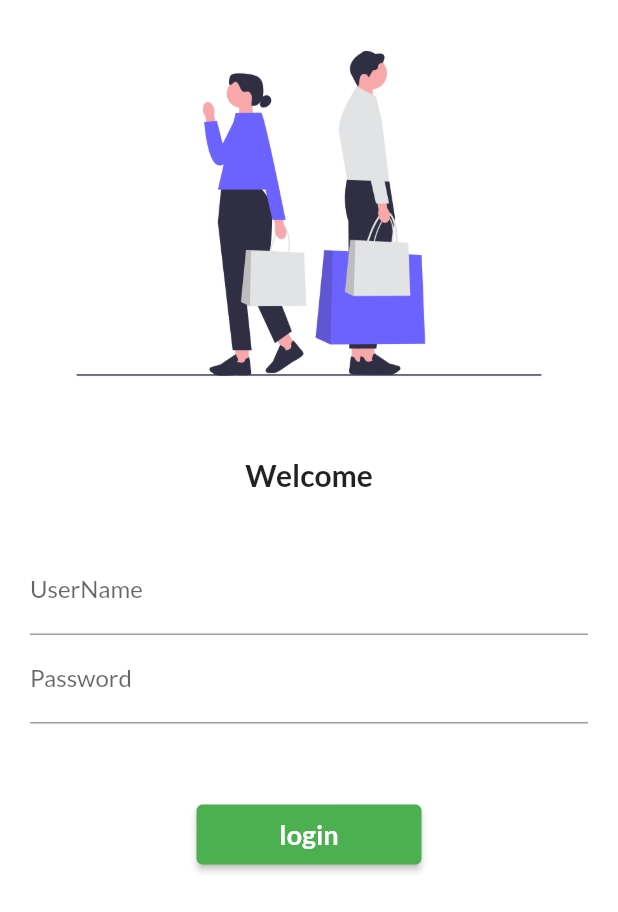
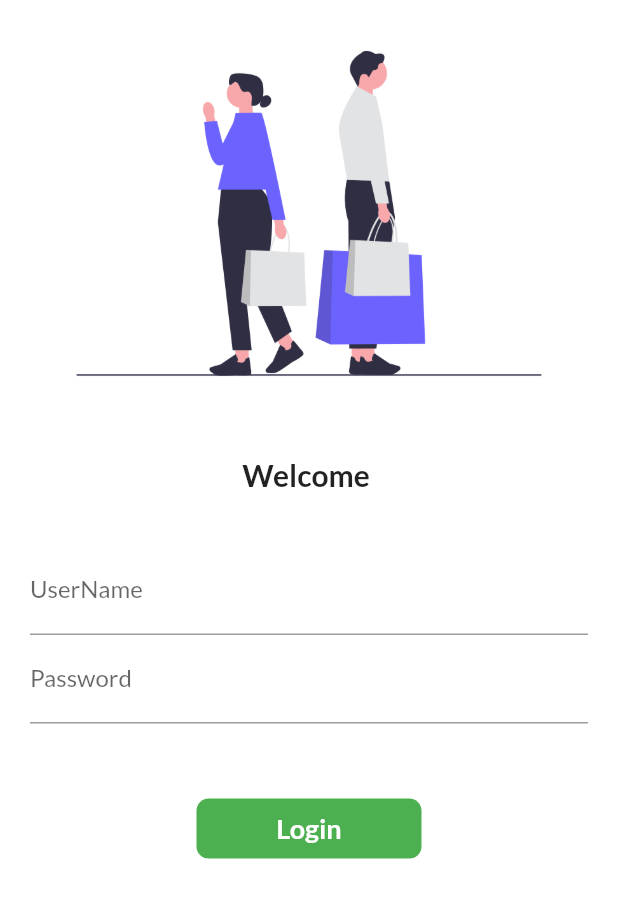
Before and after one commit to raman020306/PracticeFluter, a Flutter app: the screen it shows after launch, on a phone screen of 412 x 824 dp. Shown: the top 912 px of the screen. Run offline on Flutter 3.47's test engine with Material 2 defaults, Android fonts, the phone set to English and light mode, and no system bars; our stand-ins replace google_fonts.

Commit message:
day5 completed

```diff
--- a/lib/Pages/Login_page.dart
+++ b/lib/Pages/Login_page.dart
@@ -3,8 +3,16 @@
 import 'package:flutter/material.dart';
 import 'package:flutter_application_1/utills/routes.dart';
 
-class LoginPage extends StatelessWidget {
+class LoginPage extends StatefulWidget {
   const LoginPage({super.key});
+
+  @override
+  State<LoginPage> createState() => _LoginPageState();
+}
+
+class _LoginPageState extends State<LoginPage> {
+  String name = "";
+  bool changebutton = false;
 
   @override
   Widget build(BuildContext context) {
@@ -18,7 +26,7 @@ class LoginPage extends StatelessWidget {
                 height: 20.0,
               ),
               Text(
-                "Welcome",
+                "Welcome $name",
                 style: TextStyle(
                   fontSize: 20,
                   fontWeight: FontWeight.bold,
@@ -37,6 +45,10 @@ class LoginPage extends StatelessWidget {
                         hintText: "Enter UserName",
                         labelText: "UserName",
                       ),
+                      onChanged: (value) {
+                        name = value;
+                        setState(() {});
+                      },
                     ),
                     TextFormField(
                       obscureText: true,
@@ -48,17 +60,52 @@ class LoginPage extends StatelessWidget {
                     SizedBox(
                       height: 50.0,
                     ),
-                    ElevatedButton(
-                      onPressed: () {
+
+                    InkWell(
+                      onTap: () async {
+                        setState(() {
+                          changebutton = true;
+                        });
+
+                        await Future.delayed(Duration(seconds: 1));
                         Navigator.pushNamed(context, MyRoutes.HomePage);
                       },
-                      child: Text(
-                        "login",
-                        style: TextStyle(
-                            fontSize: 18, fontWeight: FontWeight.bold),
+                      child: AnimatedContainer(
+                        duration: Duration(seconds: 1),
+                        width: changebutton ? 50 : 150,
+                        height: 40,
+                        alignment: Alignment.center,
+                        // color: Colors.green,
+                        child: changebutton
+                            ? Icon(
+                                Icons.done,
+                                color: Colors.white,
+                              )
+                            : Text(
+                                "Login",
+                                style: TextStyle(
+                                    color: Colors.white,
+                                    fontSize: 18,
+                                    fontWeight: FontWeight.bold),
+                              ),
+                        decoration: BoxDecoration(
+                            color: Colors.green,
+                            borderRadius:
+                                BorderRadius.circular(changebutton ? 50 : 8)),
                       ),
-                      style: TextButton.styleFrom(minimumSize: Size(150, 40)),
                     )
+
+                    // ElevatedButton(
+                    //   onPressed: () {
+                    //     Navigator.pushNamed(context, MyRoutes.HomePage);
+                    //   },
+                    //   child: Text(
+                    //     "login",
+                    //     style: TextStyle(
+                    //         fontSize: 18, fontWeight: FontWeight.bold),
+                    //   ),
+                    //   style: TextButton.styleFrom(minimumSize: Size(150, 40)),
+                    // )
                   ],
                 ),
               )
```
